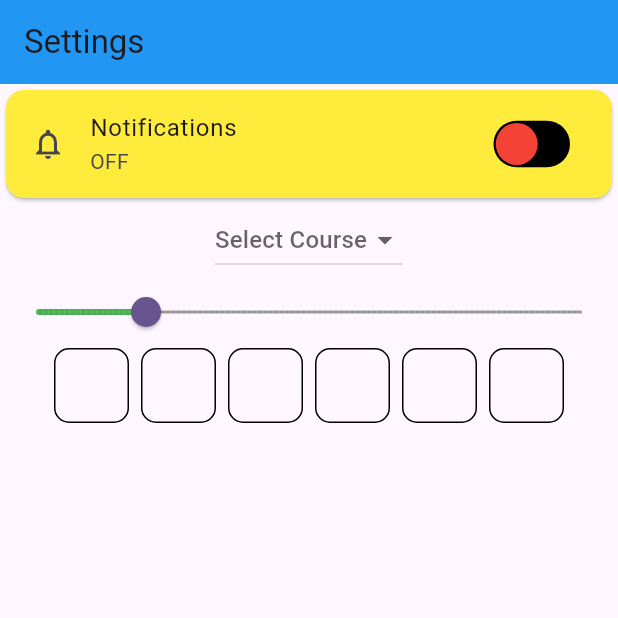
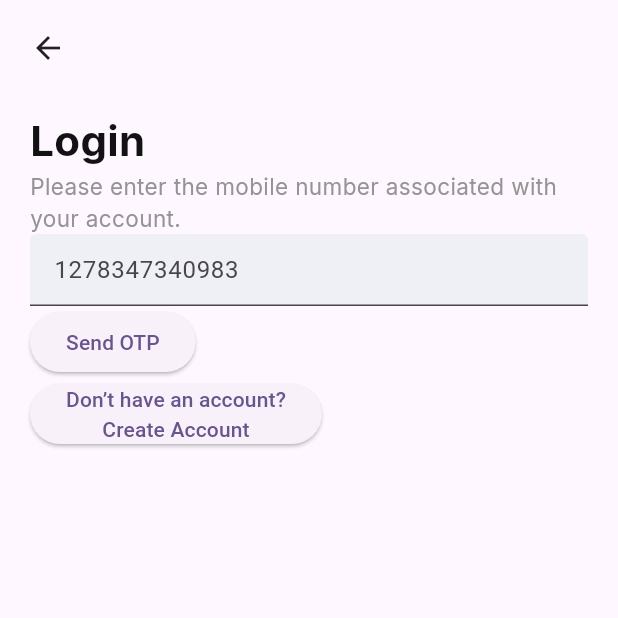
Before and after one commit to AbRehman536/haris_frontend, a Flutter app: the screen it shows after launch, on a phone screen of 412 x 824 dp, the top half of it. Run offline on Flutter 3.47's test engine with Material 3 defaults, Android fonts, the light colour scheme and no system bars; drawn by our look-alikes of pinput; our stand-ins replace carousel_slider, google_fonts, google_maps_flutter, smooth_page_indicator.

Commit message:
Project done

```diff
--- a/lib/main.dart
+++ b/lib/main.dart
@@ -11,10 +11,12 @@ import 'package:haris_frontend/listtile.dart';
 import 'package:haris_frontend/multiple_selection.dart';
 import 'package:haris_frontend/page_view.dart';
 import 'package:haris_frontend/passing_pameters/screen_1.dart';
+import 'package:haris_frontend/project_screen.dart';
 import 'package:haris_frontend/provider/screen_a.dart';
 import 'package:haris_frontend/provider/user_provider.dart';
 import 'package:haris_frontend/settings.dart';
 import 'package:haris_frontend/single_selection.dart';
+import 'package:haris_frontend/slider.dart';
 import 'package:haris_frontend/tabBar.dart';
 import 'package:haris_frontend/text_fields.dart';
 import 'package:provider/provider.dart';
@@ -55,7 +57,7 @@ class MyApp extends StatelessWidget {
         // tested with just a hot reload.
           colorScheme: ColorScheme.fromSeed(seedColor: Colors.deepPurple),
       ),
-      home: SettingsDemo(),
+      home: ProjectScreen(),
     );
   }
 }
--- /dev/null
+++ b/lib/project_screen.dart
@@ -0,0 +1,55 @@
+import 'package:flutter/material.dart';
+import 'package:google_fonts/google_fonts.dart';
+
+class ProjectScreen extends StatefulWidget {
+  const ProjectScreen({super.key});
+
+  @override
+  State<ProjectScreen> createState() => _ProjectScreenState();
+}
+
+class _ProjectScreenState extends State<ProjectScreen> {
+  @override
+  Widget build(BuildContext context) {
+    return Scaffold(
+      body: Padding(
+        padding: const EdgeInsets.all(20.0),
+        child: Column(
+          crossAxisAlignment: CrossAxisAlignment.start,
+          children: [
+            Align(
+                alignment: Alignment.centerLeft,
+                child: Icon(Icons.arrow_back)),
+            SizedBox(height: 30,),
+            Text("Login",style: GoogleFonts.inter(
+              fontSize: 28,
+              fontWeight: FontWeight.w700,
+              color: Color(0xff121212),
+            ),),
+            Text("Please enter the mobile number associated with your account."
+              ,style: GoogleFonts.inter(
+                fontSize: 15,
+                fontWeight: FontWeight.w400,
+                color: Color(0xff949494),
+              ),),
+            TextField(
+              decoration: InputDecoration(
+                fillColor: Color(0xffEEF0F6),
+                filled: true,
+              //  prefixIcon: Image.asset("assets/images/pakistan.png"),
+                hintText: "1278347340983"
+              ),
+            ),
+            ElevatedButton(onPressed: (){}, child: Text("Send OTP")),
+            ElevatedButton(onPressed: (){}, child: Column(
+              children: [
+                Text("Don’t have an account?"),
+                Text("Create Account")
+              ],
+            ))
+          ],
+        ),
+      ),
+    );
+  }
+}
--- a/pubspec.yaml
+++ b/pubspec.yaml
@@ -40,6 +40,8 @@ dependencies:
   provider: ^6.1.5+1
   google_maps_flutter:
   pinput: ^6.0.2
+  carousel_slider: ^5.0.0
+  google_fonts: ^6.0.0
 
 dev_dependencies:
   flutter_test:
```
Also changed, not shown: lib/slider.dart (added, +72 -0 lines), assets/images/pakistan.png (added), pubspec.lock, 1 other file.
